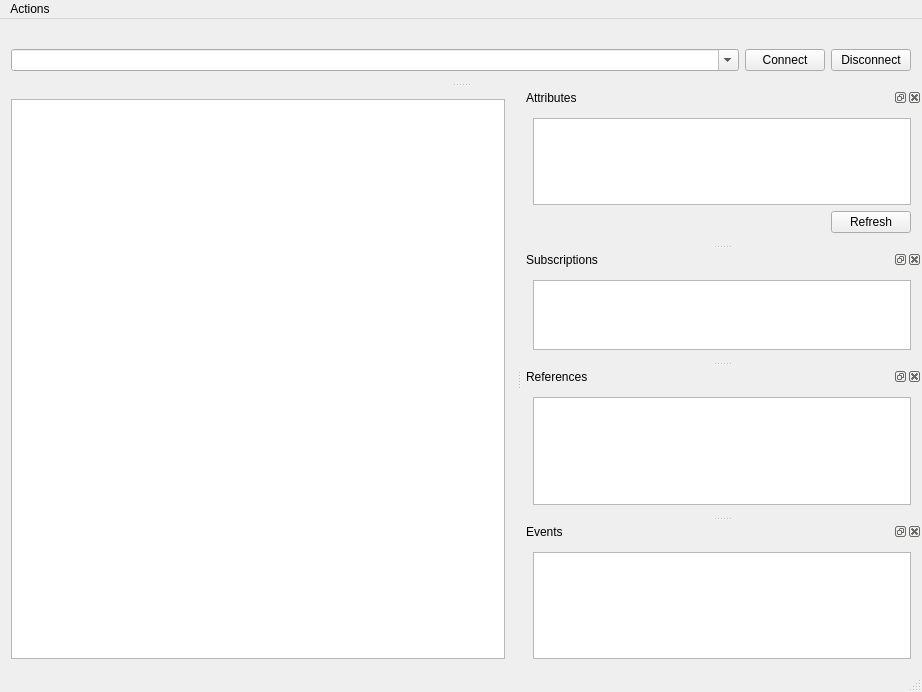
First picture: the form in freeopcuaclient/mainwindow_ui.ui, repository FreeOpcUa/opcua-client-gui, before the edit.
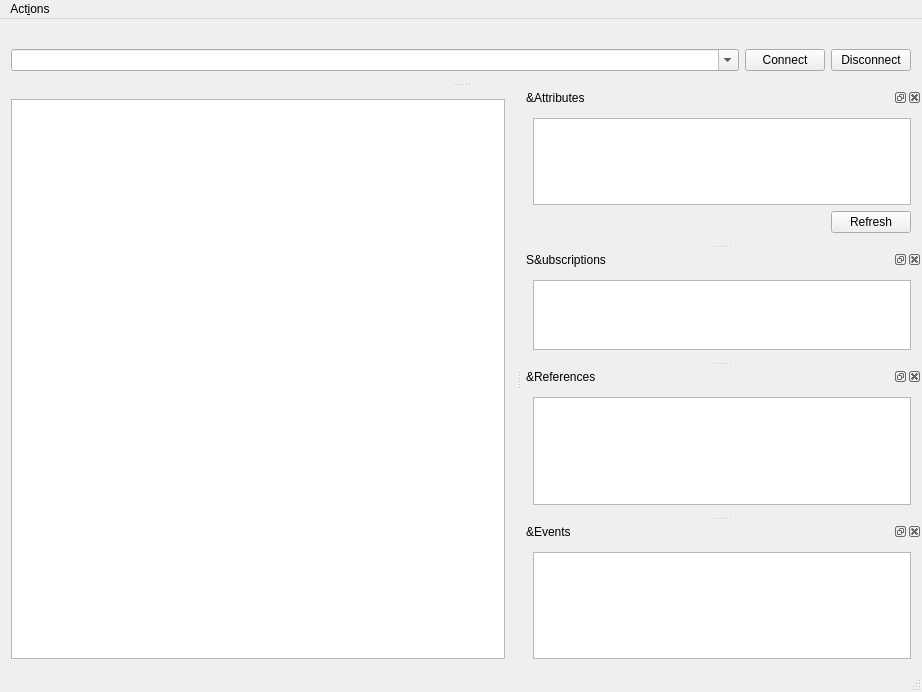
Second picture: the form after the edit. Icons and pictures are not drawn.

Commit message: add copy path and copy nodeid to contextual menu of tree

The edit to the form file:
```diff
--- a/freeopcuaclient/mainwindow_ui.ui
+++ b/freeopcuaclient/mainwindow_ui.ui
@@ -65,7 +65,7 @@
    </property>
    <widget class="QMenu" name="menuOPC_UA_Client">
     <property name="title">
-     <string>Actions</string>
+     <string>Act&amp;ions</string>
     </property>
     <addaction name="actionConnect"/>
     <addaction name="actionDisconnect"/>
@@ -91,7 +91,7 @@
     </size>
    </property>
    <property name="windowTitle">
-    <string>Attributes</string>
+    <string>&amp;Attributes</string>
    </property>
    <attribute name="dockWidgetArea">
     <number>2</number>
@@ -205,7 +205,7 @@
     </sizepolicy>
    </property>
    <property name="windowTitle">
-    <string>Subscriptions</string>
+    <string>S&amp;ubscriptions</string>
    </property>
    <attribute name="dockWidgetArea">
     <number>2</number>
@@ -245,7 +245,7 @@
     </sizepolicy>
    </property>
    <property name="windowTitle">
-    <string>References</string>
+    <string>&amp;References</string>
    </property>
    <attribute name="dockWidgetArea">
     <number>2</number>
@@ -272,7 +272,7 @@
     </sizepolicy>
    </property>
    <property name="windowTitle">
-    <string>Events</string>
+    <string>&amp;Events</string>
    </property>
    <attribute name="dockWidgetArea">
     <number>2</number>
```
Left out of the diff: 30 changed lines with no effect on the pictures. The commit also changes 2 other files.
